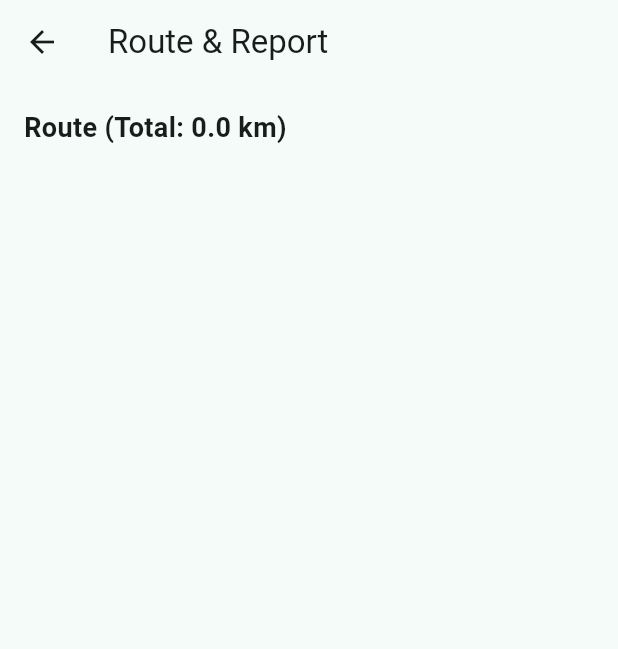
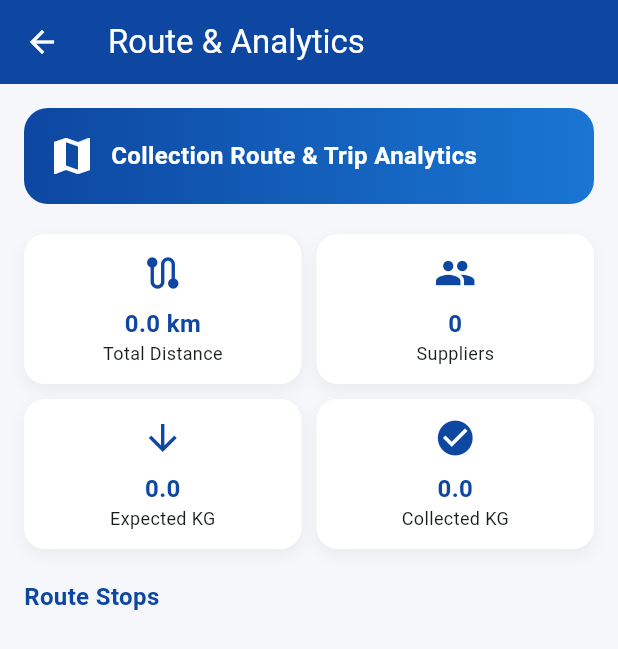
Before and after one commit to malsha7/waste_glass_app, a Flutter app: the screen it shows after launch, after a tap on "Route & Report", on a phone screen of 412 x 824 dp. Shown: the top 649 px of the screen. Run offline on Flutter 3.47's test engine with Material 3 defaults, Android fonts, the phone set to English and light mode, and no system bars; network calls fail.

Commit message:
Updated Route  Screen

```diff
--- a/lib/screens/route_screen.dart
+++ b/lib/screens/route_screen.dart
@@ -11,16 +11,14 @@ class RouteScreen extends StatefulWidget {
 }
 
 class _RouteScreenState extends State<RouteScreen> {
-
   RouteResponse? route;
   TripReport? report;
 
-  bool loading = false;
+  bool loading = true;
+
+  static const Color darkBlue = Color(0xFF0D47A1);
 
   Future<void> loadData() async {
-
-    setState(() => loading = true);
-
     try {
       final r1 = await ApiService.getRoute();
       final r2 = await ApiService.getTripReport();
@@ -28,13 +26,11 @@ class _RouteScreenState extends State<RouteScreen> {
       setState(() {
         route = r1;
         report = r2;
+        loading = false;
       });
-
     } catch (e) {
-      // optional error handling
+      setState(() => loading = false);
     }
-
-    setState(() => loading = false);
   }
 
   @override
@@ -43,71 +39,195 @@ class _RouteScreenState extends State<RouteScreen> {
     loadData();
   }
 
+  Widget statCard(String title, String value, IconData icon) {
+    return Expanded(
+      child: Container(
+        padding: const EdgeInsets.all(12),
+        decoration: BoxDecoration(
+          color: Colors.white,
+          borderRadius: BorderRadius.circular(14),
+          boxShadow: [
+            BoxShadow(
+              color: Colors.black.withOpacity(0.05),
+              blurRadius: 8,
+              offset: const Offset(0, 4),
+            )
+          ],
+        ),
+        child: Column(
+          children: [
+            Icon(icon, color: darkBlue, size: 28),
+            const SizedBox(height: 8),
+            Text(
+              value,
+              style: const TextStyle(
+                fontSize: 16,
+                fontWeight: FontWeight.bold,
+                color: darkBlue,
+              ),
+            ),
+            Text(
+              title,
+              style: const TextStyle(fontSize: 12),
+            ),
+          ],
+        ),
+      ),
+    );
+  }
+
   @override
   Widget build(BuildContext context) {
     return Scaffold(
-      appBar: AppBar(title: const Text("Route & Report")),
+      backgroundColor: const Color(0xFFF5F7FB),
+
+      appBar: AppBar(
+        backgroundColor: darkBlue,
+        title: const Text(
+          "Route & Analytics",
+          style: TextStyle(color: Colors.white),
+        ),
+        iconTheme: const IconThemeData(color: Colors.white),
+        elevation: 0,
+      ),
 
       body: loading
           ? const Center(child: CircularProgressIndicator())
-          : Padding(
+          : SingleChildScrollView(
               padding: const EdgeInsets.all(16),
               child: Column(
                 crossAxisAlignment: CrossAxisAlignment.start,
                 children: [
 
-                  // ================= Route =================
-                  Text(
-                    "Route (Total: ${route?.totalDistance ?? 0} km)",
-                    style: const TextStyle(
-                      fontSize: 18,
+                  // ================= Header =================
+                  Container(
+                    padding: const EdgeInsets.all(16),
+                    decoration: BoxDecoration(
+                      gradient: const LinearGradient(
+                        colors: [Color(0xFF0D47A1), Color(0xFF1976D2)],
+                      ),
+                      borderRadius: BorderRadius.circular(16),
+                    ),
+                    child: const Row(
+                      children: [
+                        Icon(Icons.map, color: Colors.white, size: 32),
+                        SizedBox(width: 10),
+                        Expanded(
+                          child: Text(
+                            "Collection Route & Trip Analytics",
+                            style: TextStyle(
+                              color: Colors.white,
+                              fontSize: 16,
                               fontWeight: FontWeight.bold,
+                            ),
+                          ),
+                        ),
+                      ],
+                    ),
+                  ),
+
+                  const SizedBox(height: 20),
+
+                  // ================= Statics =================
+                  Row(
+                    children: [
+                      statCard(
+                        "Total Distance",
+                        "${route?.totalDistance ?? 0} km",
+                        Icons.route,
+                      ),
+                      const SizedBox(width: 10),
+                      statCard(
+                        "Suppliers",
+                        "${report?.totalSuppliers ?? 0}",
+                        Icons.people,
+                      ),
+                    ],
+                  ),
+
+                  const SizedBox(height: 10),
+
+                  Row(
+                    children: [
+                      statCard(
+                        "Expected KG",
+                        "${report?.totalExpectedKg ?? 0}",
+                        Icons.arrow_downward,
+                      ),
+                      const SizedBox(width: 10),
+                      statCard(
+                        "Collected KG",
+                        "${report?.totalCollectedKg ?? 0}",
+                        Icons.check_circle,
+                      ),
+                    ],
+                  ),
+
+                  const SizedBox(height: 20),
+
+                  const Text(
+                    "Route Stops",
+                    style: TextStyle(
+                      fontSize: 16,
+                      fontWeight: FontWeight.bold,
+                      color: darkBlue,
                     ),
                   ),
 
                   const SizedBox(height: 10),
 
-                  Expanded(
-                    child: ListView.builder(
+                  // ================= Route List =================
+                  ListView.builder(
+                    shrinkWrap: true,
+                    physics: const NeverScrollableScrollPhysics(),
                     itemCount: route?.route.length ?? 0,
                     itemBuilder: (context, index) {
-
                       final stop = route!.route[index];
 
-                        return Card(
-                          child: ListTile(
-                            title: Text(stop.name),
-                            subtitle: Text(
+                      return Container(
+                        margin: const EdgeInsets.only(bottom: 10),
+                        padding: const EdgeInsets.all(12),
+                        decoration: BoxDecoration(
+                          color: Colors.white,
+                          borderRadius: BorderRadius.circular(14),
+                          border: Border.all(
+                            color: darkBlue.withOpacity(0.1),
+                          ),
+                        ),
+                        child: Row(
+                          children: [
+                            CircleAvatar(
+                              backgroundColor: darkBlue,
+                              child: Text(
+                                "${index + 1}",
+                                style: const TextStyle(
+                                    color: Colors.white),
+                              ),
+                            ),
+                            const SizedBox(width: 12),
+                            Expanded(
+                              child: Column(
+                                crossAxisAlignment:
+                                    CrossAxisAlignment.start,
+                                children: [
+                                  Text(
+                                    stop.name,
+                                    style: const TextStyle(
+                                      fontWeight: FontWeight.bold,
+                                    ),
+                                  ),
+                                  Text(
                                     "Distance: ${stop.distanceFromPrevious} km",
                                   ),
+                                ],
+                              ),
+                            ),
+                            const Icon(Icons.location_on,
+                                color: Colors.grey),
+                          ],
                         ),
                       );
                     },
-                    ),
-                  ),
-
-                  const SizedBox(height: 10),
-
-                  // ================= Report =================
-                  if (report != null)
-                    Card(
-                      color: Colors.blue.shade50,
-                      child: Padding(
-                        padding: const EdgeInsets.all(12),
-                        child: Column(
-                          crossAxisAlignment: CrossAxisAlignment.start,
-                          children: [
-
-                            Text("Trip Report",
-                                style: const TextStyle(
-                                    fontWeight: FontWeight.bold)),
-
-                            Text("Suppliers: ${report!.totalSuppliers}"),
-                            Text("Expected KG: ${report!.totalExpectedKg}"),
-                            Text("Collected KG: ${report!.totalCollectedKg}"),
-                          ],
-                        ),
-                      ),
                   ),
                 ],
               ),
```
Lines whose indentation alone changed are shown as unchanged.
